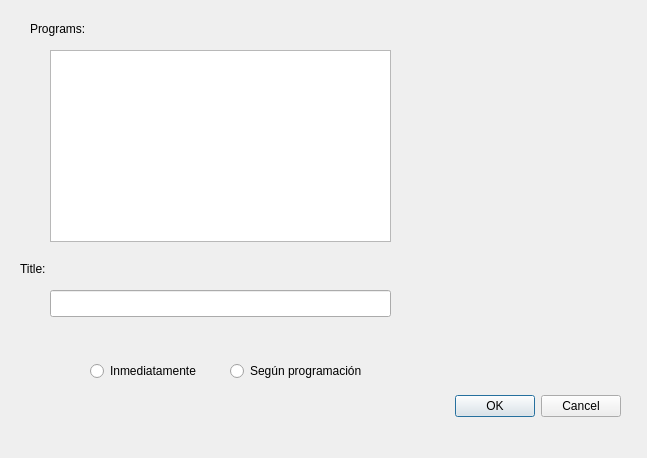
Old version of the form src/radioui/newprogramdialog.ui in the repository rsalinas/ecoradio.
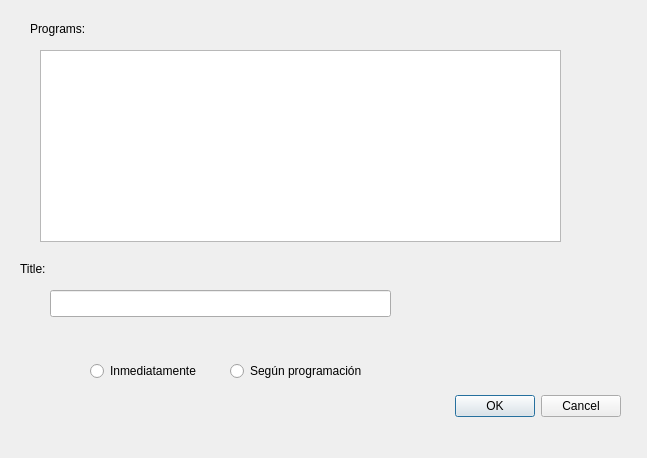
New version of the form.

Commit message: Add view model to new program selection

Patch:
```diff
--- a/src/radioui/newprogramdialog.ui
+++ b/src/radioui/newprogramdialog.ui
@@ -29,16 +29,6 @@
     <set>QDialogButtonBox::Cancel|QDialogButtonBox::Ok</set>
    </property>
   </widget>
-  <widget class="QListWidget" name="programList">
-   <property name="geometry">
-    <rect>
-     <x>50</x>
-     <y>50</y>
-     <width>341</width>
-     <height>192</height>
-    </rect>
-   </property>
-  </widget>
   <widget class="QLabel" name="label">
    <property name="geometry">
     <rect>
@@ -107,6 +97,19 @@
     <string notr="true">startMomGroup</string>
    </attribute>
   </widget>
+  <widget class="QTableView" name="programTableView">
+   <property name="geometry">
+    <rect>
+     <x>40</x>
+     <y>50</y>
+     <width>521</width>
+     <height>192</height>
+    </rect>
+   </property>
+   <property name="toolTip">
+    <string>abc</string>
+   </property>
+  </widget>
  </widget>
  <resources/>
  <connections>
```
The commit also changes 4 other files.
